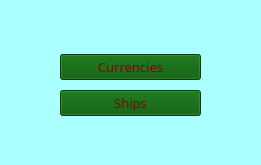
ailaikit/CSA, file choice.ui: the form before one commit.
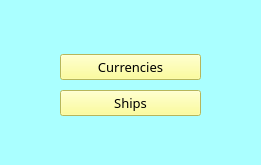
The form after the commit.

Patch:
```diff
--- a/choice.ui
+++ b/choice.ui
@@ -477,8 +477,8 @@
        <cursorShape>PointingHandCursor</cursorShape>
       </property>
       <property name="styleSheet">
-       <string notr="true">color:  rgb(139, 0, 0);
-background-color: rgb(0, 85, 0);</string>
+       <string notr="true">color:  rgb(0, 0, 0);
+background-color: rgb(255, 255, 127);</string>
       </property>
       <property name="text">
        <string>Currencies</string>
@@ -493,7 +493,7 @@
          <colorrole role="WindowText">
           <brush brushstyle="SolidPattern">
            <color alpha="255">
-            <red>139</red>
+            <red>0</red>
             <green>0</green>
             <blue>0</blue>
            </color>
@@ -502,9 +502,9 @@
          <colorrole role="Button">
           <brush brushstyle="SolidPattern">
            <color alpha="255">
-            <red>0</red>
-            <green>85</green>
-            <blue>0</blue>
+            <red>255</red>
+            <green>255</green>
+            <blue>127</blue>
            </color>
           </brush>
          </colorrole>
@@ -547,7 +547,7 @@
          <colorrole role="Text">
           <brush brushstyle="SolidPattern">
            <color alpha="255">
-            <red>139</red>
+            <red>0</red>
             <green>0</green>
             <blue>0</blue>
            </color>
@@ -565,7 +565,7 @@
          <colorrole role="ButtonText">
           <brush brushstyle="SolidPattern">
            <color alpha="255">
-            <red>139</red>
+            <red>0</red>
             <green>0</green>
             <blue>0</blue>
            </color>
@@ -574,18 +574,18 @@
          <colorrole role="Base">
           <brush brushstyle="SolidPattern">
            <color alpha="255">
-            <red>0</red>
-            <green>85</green>
-            <blue>0</blue>
+            <red>255</red>
+            <green>255</green>
+            <blue>127</blue>
            </color>
           </brush>
          </colorrole>
          <colorrole role="Window">
           <brush brushstyle="SolidPattern">
            <color alpha="255">
-            <red>0</red>
-            <green>85</green>
-            <blue>0</blue>
+            <red>255</red>
+            <green>255</green>
+            <blue>127</blue>
            </color>
           </brush>
          </colorrole>
@@ -639,7 +639,7 @@
          <colorrole role="WindowText">
           <brush brushstyle="SolidPattern">
            <color alpha="255">
-            <red>139</red>
+            <red>0</red>
             <green>0</green>
             <blue>0</blue>
            </color>
@@ -648,9 +648,9 @@
          <colorrole role="Button">
           <brush brushstyle="SolidPattern">
            <color alpha="255">
-            <red>0</red>
-            <green>85</green>
-            <blue>0</blue>
+            <red>255</red>
+            <green>255</green>
+            <blue>127</blue>
            </color>
           </brush>
          </colorrole>
@@ -693,7 +693,7 @@
          <colorrole role="Text">
           <brush brushstyle="SolidPattern">
            <color alpha="255">
-            <red>139</red>
+            <red>0</red>
             <green>0</green>
             <blue>0</blue>
            </color>
@@ -711,7 +711,7 @@
          <colorrole role="ButtonText">
           <brush brushstyle="SolidPattern">
            <color alpha="255">
-            <red>139</red>
+            <red>0</red>
             <green>0</green>
             <blue>0</blue>
            </color>
@@ -720,18 +720,18 @@
          <colorrole role="Base">
           <brush brushstyle="SolidPattern">
            <color alpha="255">
-            <red>0</red>
-            <green>85</green>
-            <blue>0</blue>
+            <red>255</red>
+            <green>255</green>
+            <blue>127</blue>
            </color>
           </brush>
          </colorrole>
          <colorrole role="Window">
           <brush brushstyle="SolidPattern">
            <color alpha="255">
-            <red>0</red>
-            <green>85</green>
-            <blue>0</blue>
+            <red>255</red>
+            <green>255</green>
+            <blue>127</blue>
            </color>
           </brush>
          </colorrole>
@@ -785,7 +785,7 @@
          <colorrole role="WindowText">
           <brush brushstyle="SolidPattern">
            <color alpha="255">
-            <red>139</red>
+            <red>0</red>
             <green>0</green>
             <blue>0</blue>
            </color>
@@ -794,9 +794,9 @@
          <colorrole role="Button">
           <brush brushstyle="SolidPattern">
            <color alpha="255">
-            <red>0</red>
-            <green>85</green>
-            <blue>0</blue>
+            <red>255</red>
+            <green>255</green>
+            <blue>127</blue>
            </color>
           </brush>
          </colorrole>
@@ -839,7 +839,7 @@
          <colorrole role="Text">
           <brush brushstyle="SolidPattern">
            <color alpha="255">
-            <red>139</red>
+            <red>0</red>
             <green>0</green>
             <blue>0</blue>
            </color>
@@ -857,7 +857,7 @@
          <colorrole role="ButtonText">
           <brush brushstyle="SolidPattern">
            <color alpha="255">
-            <red>139</red>
+            <red>0</red>
             <green>0</green>
             <blue>0</blue>
            </color>
@@ -866,18 +866,18 @@
          <colorrole role="Base">
           <brush brushstyle="SolidPattern">
            <color alpha="255">
-            <red>0</red>
-            <green>85</green>
-            <blue>0</blue>
+            <red>255</red>
+            <green>255</green>
+            <blue>127</blue>
            </color>
           </brush>
          </colorrole>
          <colorrole role="Window">
           <brush brushstyle="SolidPattern">
            <color alpha="255">
-            <red>0</red>
-            <green>85</green>
-            <blue>0</blue>
+            <red>255</red>
+            <green>255</green>
+            <blue>127</blue>
            </color>
           </brush>
          </colorrole>
@@ -939,8 +939,8 @@
        <cursorShape>PointingHandCursor</cursorShape>
       </property>
       <property name="styleSheet">
-       <string notr="true">color:  rgb(139, 0, 0);
-background-color: rgb(0, 85, 0);</string>
+       <string notr="true">color:  rgb(0, 0, 0);
+background-color: rgb(255, 255, 127);</string>
       </property>
       <property name="text">
        <string>Ships</string>
```
